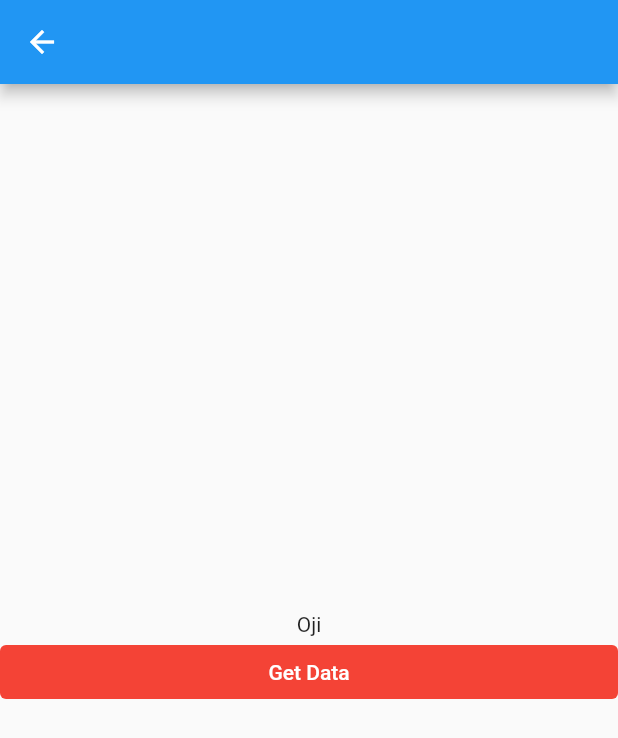
After one commit to satria1697/flutter-clean-architecture-1, a Flutter app: the screen it shows after launch, after a tap on "Oji", on a phone screen of 412 x 824 dp. The commit adds this screen. Shown: the top 738 px of the screen. Run offline on Flutter 3.47's test engine with Material 2 defaults, Android fonts, the phone set to English and light mode, and no system bars; our stand-ins replace auto_route, equatable, flutter_bloc, logger.

Commit message:
[feat] add user view [feat] add user list

```diff
--- a/lib/main.dart
+++ b/lib/main.dart
@@ -1,53 +1,23 @@
 import 'package:flutter/material.dart';
-import 'package:four/domain/model/response.dart';
-import 'package:four/domain/model/user.dart';
+import 'package:four/router/router.dart';
+import 'package:logger/logger.dart';
+
+var logger = Logger();
 
 void main() {
-  runApp(const MyApp());
+  runApp(MyApp());
 }
 
 class MyApp extends StatelessWidget {
-  const MyApp({super.key});
+  MyApp({super.key});
+
+  final AppRouter _appRouter = AppRouter();
 
   @override
   Widget build(BuildContext context) {
-    return MaterialApp(
-      title: 'Flutter Demo',
-      theme: ThemeData(
-        primarySwatch: Colors.blue,
-      ),
-      home: const MyHomePage(),
+    return MaterialApp.router(
+      routerDelegate: _appRouter.delegate(),
+      routeInformationParser: _appRouter.defaultRouteParser(),
     );
   }
 }
-
-class MyHomePage extends StatelessWidget {
-  const MyHomePage({super.key});
-
-  @override
-  Widget build(BuildContext context) {
-    Map<String, dynamic> json = {
-      "data": {
-        "id": "1",
-        "name": "oji",
-      },
-      "message": "success",
-      "code": "SUCCESS",
-    };
-    GenericResponse<User?> response =
-        GenericResponse<User?>.fromJson(json, (data) {
-      if (data is Map<String, dynamic>) {
-        return User.fromJson(data);
-      }
-      return null;
-    });
-    print(response.message);
-    print(response.code);
-    print(response.data?.name);
-    return Scaffold(
-      appBar: AppBar(
-        title: Text(""),
-      ),
-    );
-  }
-}
--- /dev/null
+++ b/lib/module/user/cubit/user_cubit.dart
@@ -0,0 +1,21 @@
+import 'package:equatable/equatable.dart';
+import 'package:flutter_bloc/flutter_bloc.dart';
+import 'package:four/domain/model/user.dart';
+import 'package:four/repository/user_repository.dart';
+
+part 'user_state.dart';
+
+class UserCubit extends Cubit<UserState> {
+  UserCubit() : super(const UserState.init());
+  final UserRepository _userRepository = UserRepository();
+
+  Future<void> getData() async {
+    emit(const UserState.loading());
+    await Future.delayed(const Duration(seconds: 1));
+    var response = await _userRepository.getUser();
+    var data = response.data;
+    if (data is User) {
+      emit(UserState.success(data));
+    }
+  }
+}
--- /dev/null
+++ b/lib/module/user/cubit/user_state.dart
@@ -0,0 +1,31 @@
+part of 'user_cubit.dart';
+
+enum DataState {
+  init,
+  loading,
+  success,
+  fail,
+}
+
+class UserState extends Equatable {
+  const UserState._({
+    this.dataState = DataState.init,
+    this.data,
+  });
+
+  final DataState dataState;
+  final User? data;
+
+  const UserState.init() : this._();
+
+  const UserState.success(User data)
+      : this._(
+          data: data,
+          dataState: DataState.success,
+        );
+
+  const UserState.loading() : this._(dataState: DataState.loading);
+
+  @override
+  List<Object?> get props => [dataState, data];
+}
--- /dev/null
+++ b/lib/module/user/user_view.dart
@@ -0,0 +1,46 @@
+import 'package:flutter/material.dart';
+import 'package:flutter_bloc/flutter_bloc.dart';
+import 'package:four/module/user/cubit/user_cubit.dart';
+
+class UserPage extends StatelessWidget {
+  UserPage({Key? key}) : super(key: key);
+  final UserCubit _userCubit = UserCubit();
+
+  @override
+  Widget build(BuildContext context) {
+    return Scaffold(
+      appBar: AppBar(),
+      body: BlocProvider<UserCubit>(
+        create: (context) {
+          _userCubit.getData();
+          return _userCubit;
+        },
+        child: BlocBuilder<UserCubit, UserState>(
+          builder: (context, state) {
+            if (state.dataState == DataState.loading) {
+              return const Center(child: CircularProgressIndicator());
+            }
+            return Column(
+              mainAxisSize: MainAxisSize.max,
+              mainAxisAlignment: MainAxisAlignment.center,
+              crossAxisAlignment: CrossAxisAlignment.stretch,
+              children: [
+                Center(child: Text(state.data?.name ?? "")),
+                TextButton(
+                  style: ButtonStyle(
+                      backgroundColor: MaterialStateProperty.resolveWith(
+                          (states) => Colors.red)),
+                  onPressed: () => _userCubit.getData(),
+                  child: const Text(
+                    'Get Data',
+                    style: TextStyle(color: Colors.white),
+                  ),
+                ),
+              ],
+            );
+          },
+        ),
+      ),
+    );
+  }
+}
--- /dev/null
+++ b/lib/module/user_list/cubit/user_list_cubit.dart
@@ -0,0 +1,24 @@
+import 'package:equatable/equatable.dart';
+import 'package:flutter_bloc/flutter_bloc.dart';
+import 'package:four/domain/model/user.dart';
+import 'package:four/module/user/cubit/user_cubit.dart';
+import 'package:four/repository/user_repository.dart';
+
+part 'user_list_state.dart';
+
+class UserListCubit extends Cubit<UserListState> {
+  UserListCubit() : super(const UserListState.init());
+
+  final UserRepository _userRepository = UserRepository();
+
+  Future<void> getData() async {
+    emit(const UserListState.loading());
+    await Future.delayed(const Duration(seconds: 1));
+    var response = await _userRepository.getManyUsers();
+
+    var data = response.data;
+    if (data is List<User>) {
+      emit(UserListState.success(data));
+    }
+  }
+}
--- /dev/null
+++ b/lib/module/user_list/cubit/user_list_state.dart
@@ -0,0 +1,24 @@
+part of 'user_list_cubit.dart';
+
+class UserListState extends Equatable {
+  const UserListState._({
+    this.dataState = DataState.init,
+    this.data = const [],
+  });
+
+  final DataState dataState;
+  final List<User> data;
+
+  const UserListState.init() : this._();
+
+  const UserListState.loading() : this._(dataState: DataState.loading);
+
+  const UserListState.success(List<User> data)
+      : this._(
+          dataState: DataState.success,
+          data: data,
+        );
+
+  @override
+  List<Object?> get props => [dataState, data];
+}
--- /dev/null
+++ b/lib/module/user_list/user_list_view.dart
@@ -0,0 +1,50 @@
+import 'package:auto_route/auto_route.dart';
+import 'package:flutter/material.dart';
+import 'package:flutter_bloc/flutter_bloc.dart';
+import 'package:four/domain/model/user.dart';
+import 'package:four/module/user/cubit/user_cubit.dart';
+import 'package:four/module/user_list/cubit/user_list_cubit.dart';
+import 'package:four/router/router.dart';
+
+class UserListPage extends StatelessWidget {
+  UserListPage({Key? key}) : super(key: key);
+  final UserListCubit _userListCubit = UserListCubit();
+
+  @override
+  Widget build(BuildContext context) {
+    return Scaffold(
+      appBar: AppBar(),
+      body: BlocProvider<UserListCubit>(
+        create: (context) {
+          _userListCubit.getData();
+          return _userListCubit;
+        },
+        child: BlocBuilder<UserListCubit, UserListState>(
+          builder: (context, state) {
+            if (state.dataState == DataState.loading) {
+              return const Center(child: CircularProgressIndicator());
+            }
+            return ListView.builder(
+              itemCount: state.data.length,
+              itemBuilder: (context, index) {
+                User user = state.data[index];
+                return Column(
+                  crossAxisAlignment: CrossAxisAlignment.stretch,
+                  children: [
+                    TextButton(
+                      onPressed: () async {
+                        await context.router.push(UserRoute());
+                        _userListCubit.getData();
+                      },
+                      child: Text(user.name),
+                    ),
+                  ],
+                );
+              },
+            );
+          },
+        ),
+      ),
+    );
+  }
+}
--- /dev/null
+++ b/lib/repository/user_repository.dart
@@ -0,0 +1,49 @@
+import 'package:four/domain/model/response.dart';
+import 'package:four/domain/model/user.dart';
+
+class UserRepository {
+  Future<GenericResponse<User?>> getUser() async {
+    Map<String, dynamic> json = {
+      "data": {
+        "id": "1",
+        "name": "Oji",
+      },
+      "message": "success",
+      "code": "SUCCESS",
+    };
+    GenericResponse<User?> response =
+        GenericResponse<User?>.fromJson(json, (data) {
+      if (data is Map<String, dynamic>) {
+        return User.fromJson(data);
+      }
+      return null;
+    });
+    return response;
+  }
+
+  Future<GenericResponse<List<User>>> getManyUsers() async {
+    Map<String, dynamic> json = {
+      "data": [
+        {
+          "id": "1",
+          "name": "Oji",
+        },
+        {
+          "id": "2",
+          "name": "Fahrul",
+        }
+      ],
+      "message": "success",
+      "code": "SUCCESS",
+    };
+    GenericResponse<List<User>> response =
+        GenericResponse<List<User>>.fromJson(json, (data) {
+      if (data is List<Map<String, dynamic>>) {
+        return data.map((e) => User.fromJson(e)).toList();
+      }
+      return [];
+    });
+
+    return response;
+  }
+}
--- a/pubspec.yaml
+++ b/pubspec.yaml
@@ -36,6 +36,10 @@ dependencies:
   # Use with the CupertinoIcons class for iOS style icons.
   cupertino_icons: ^1.0.2
   json_annotation: ^4.8.0
+  flutter_bloc: ^8.1.2
+  equatable: ^2.0.5
+  auto_route: ^5.0.4
+  logger: ^1.3.0
 
 dev_dependencies:
   flutter_test:
@@ -49,6 +53,7 @@ dev_dependencies:
   flutter_lints: ^2.0.0
   json_serializable: ^6.6.1
   build_runner: ^2.3.3
+  auto_route_generator: ^5.0.3
 
 # For information on the generic Dart part of this file, see the
 # following page: https://dart.dev/tools/pub/pubspec
```
Also changed, not shown: lib/router/router.dart (added, +22 -0 lines), lib/router/router.gr.dart (added), pubspec.lock, 2 other files.
